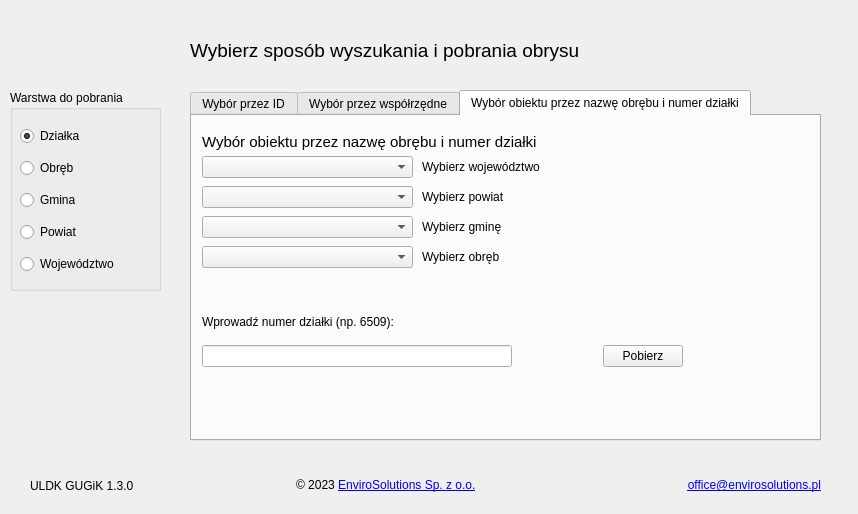
Above: uldk_gugik_dialog_base.ui from envirosolutionspl/uldk_gugik before the change. Below: the same form after it.
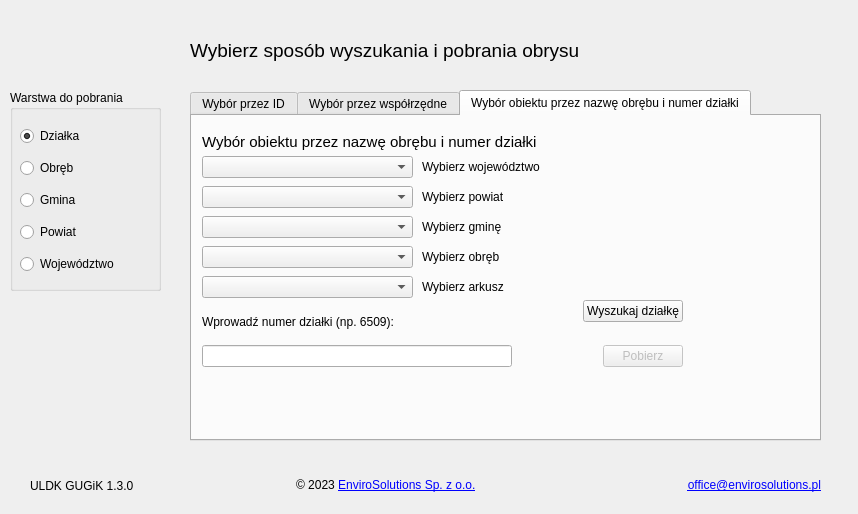
That is the form after the change. Icons and pictures are not drawn. Custom widgets are drawn as their Qt base class.

The edit to the form file:
```diff
--- a/uldk_gugik_dialog_base.ui
+++ b/uldk_gugik_dialog_base.ui
@@ -604,7 +604,7 @@
       <item>
        <widget class="QPushButton" name="btn_download_tab3">
         <property name="enabled">
-         <bool>true</bool>
+         <bool>false</bool>
         </property>
         <property name="text">
          <string>Pobierz</string>
@@ -613,6 +613,76 @@
       </item>
      </layout>
     </widget>
+    <widget class="QComboBox" name="arkcomboBox">
+     <property name="geometry">
+      <rect>
+       <x>10</x>
+       <y>160</y>
+       <width>211</width>
+       <height>22</height>
+      </rect>
+     </property>
+    </widget>
+    <widget class="QLabel" name="label_19">
+     <property name="geometry">
+      <rect>
+       <x>230</x>
+       <y>160</y>
+       <width>300</width>
+       <height>21</height>
+      </rect>
+     </property>
+     <property name="minimumSize">
+      <size>
+       <width>300</width>
+       <height>0</height>
+      </size>
+     </property>
+     <property name="text">
+      <string>Wybierz arkusz</string>
+     </property>
+    </widget>
+    <widget class="QWidget" name="horizontalLayoutWidget_4">
+     <property name="geometry">
+      <rect>
+       <x>350</x>
+       <y>170</y>
+       <width>141</width>
+       <height>51</height>
+      </rect>
+     </property>
+     <layout class="QHBoxLayout" name="horizontalLayout_4">
+      <item>
+       <spacer name="horizontalSpacer_3">
+        <property name="orientation">
+         <enum>Qt::Horizontal</enum>
+        </property>
+        <property name="sizeHint" stdset="0">
+         <size>
+          <width>40</width>
+          <height>20</height>
+         </size>
+        </property>
+       </spacer>
+      </item>
+      <item>
+       <widget class="QPushButton" name="btn_search_tab3_2">
+        <property name="enabled">
+         <bool>true</bool>
+        </property>
+        <property name="sizePolicy">
+         <sizepolicy hsizetype="Minimum" vsizetype="Maximum">
+          <horstretch>0</horstretch>
+          <verstretch>0</verstretch>
+         </sizepolicy>
+        </property>
+        <property name="text">
+         <string>Wyszukaj działkę</string>
+        </property>
+       </widget>
+      </item>
+     </layout>
+    </widget>
    </widget>
   </widget>
   <widget class="QGroupBox" name="groupBox">
```
Left out of the diff: 6 changed lines with no effect on the pictures.
